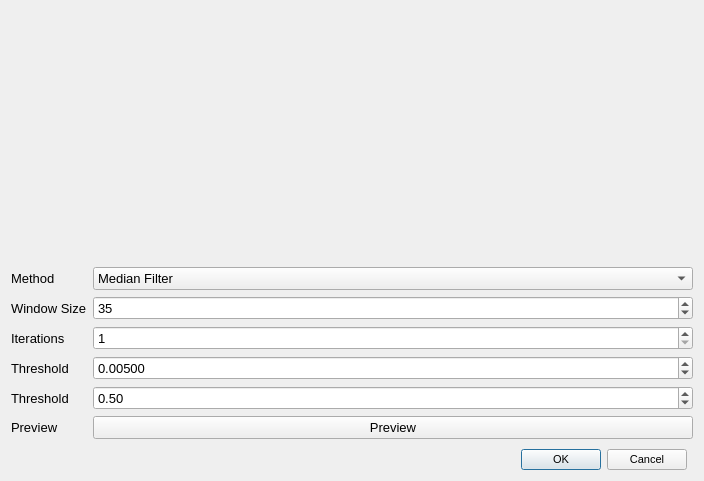
VespucciProject/Vespucci, file GUI/Processing/baselinedialog.ui: the form before one commit.
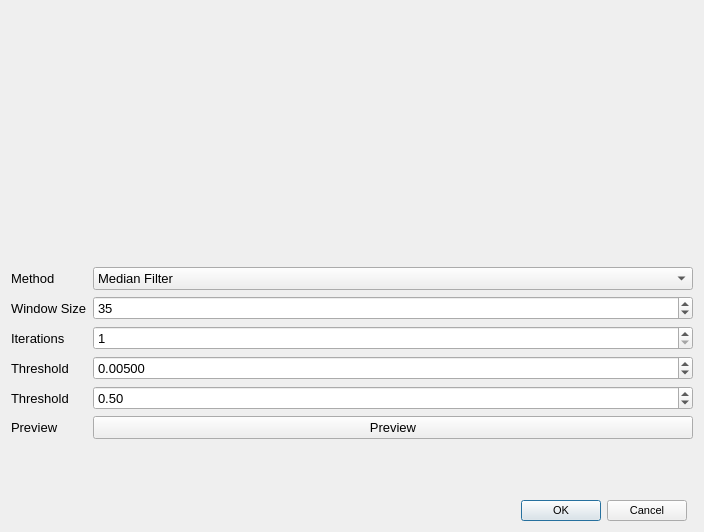
The form after the commit. Custom widgets are drawn as their Qt base class.

```diff
--- a/GUI/Processing/baselinedialog.ui
+++ b/GUI/Processing/baselinedialog.ui
@@ -7,7 +7,7 @@
     <x>0</x>
     <y>0</y>
     <width>700</width>
-    <height>481</height>
+    <height>532</height>
    </rect>
   </property>
   <property name="font">
```
Left out of the diff: 5 changed lines with no effect on the pictures.
